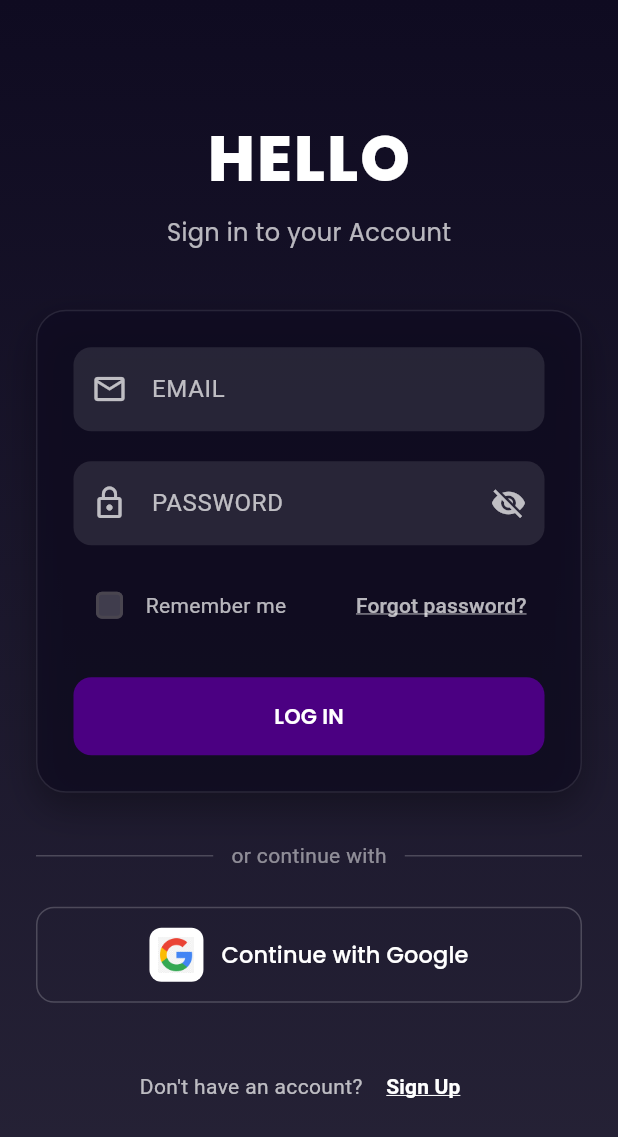
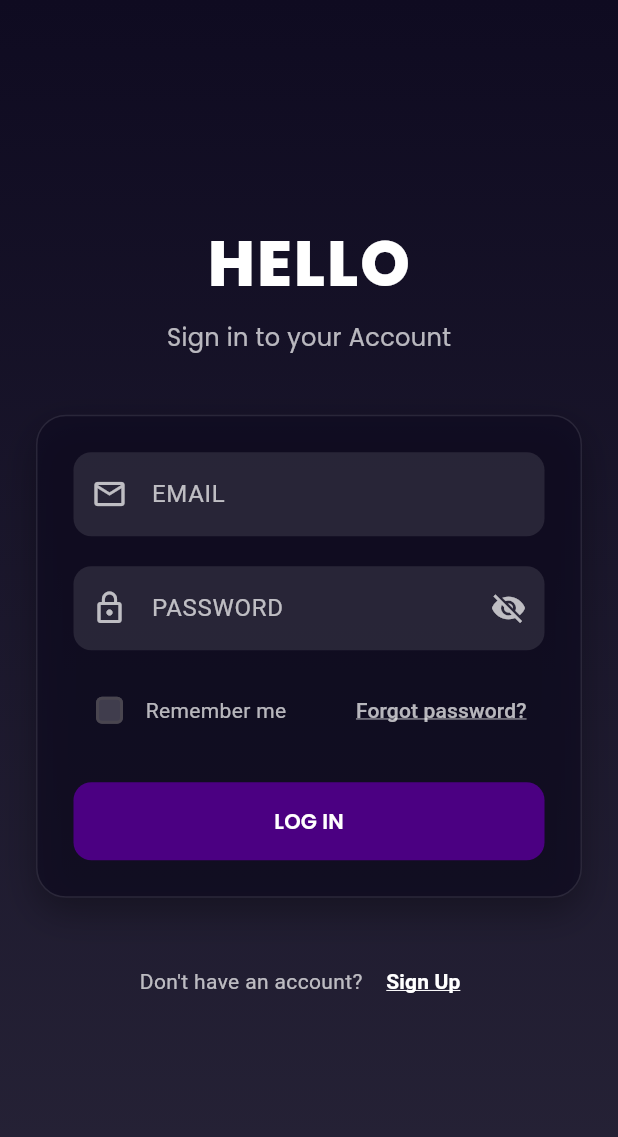
Before and after one commit to DarrelPineda/myfirstproject, a Flutter app: the screen it shows after launch, on a phone screen of 412 x 824 dp. Shown: the top 1137 px of the screen. Run offline on Flutter 3.47's test engine with Material 3 defaults, Android fonts, the phone set to English and light mode, and no system bars; our stand-ins replace cloud_firestore, firebase_auth, firebase_core, geolocator, google_fonts, shared_preferences; accounts and stored records are empty.

Commit message:
YChange something

```diff
--- a/lib/screens/login_screen.dart
+++ b/lib/screens/login_screen.dart
@@ -19,7 +19,7 @@ class _LoginScreenState extends State<LoginScreen> {
   bool obscurePassword = true;
   bool rememberMe = false;
   final Color velvetIndigo = const Color(0xFF4B0082);
-  final Color darkBackground = const Color(0xFF0F0B21); // Darker background
+  final Color darkBackground = const Color(0xFF0F0B21);
 
   @override
   void initState() {
@@ -67,7 +67,6 @@ class _LoginScreenState extends State<LoginScreen> {
             child: Column(
               mainAxisAlignment: MainAxisAlignment.center,
               children: [
-                // App Logo/Title
                 Text('HELLO',
                     style: GoogleFonts.poppins(
                       fontSize: 42,
@@ -82,8 +81,6 @@ class _LoginScreenState extends State<LoginScreen> {
                       color: Colors.white70,
                     )),
                 const SizedBox(height: 40),
-
-                // Login Card
                 Container(
                   width: double.infinity,
                   padding: const EdgeInsets.all(24),
@@ -104,7 +101,6 @@ class _LoginScreenState extends State<LoginScreen> {
                   ),
                   child: Column(
                     children: [
-                      // Email Field
                       TextField(
                         controller: emailController,
                         style: const TextStyle(color: Colors.white),
@@ -124,8 +120,6 @@ class _LoginScreenState extends State<LoginScreen> {
                         ),
                       ),
                       const SizedBox(height: 20),
-
-                      // Password Field
                       TextField(
                         controller: passwordController,
                         obscureText: obscurePassword,
@@ -146,7 +140,8 @@ class _LoginScreenState extends State<LoginScreen> {
                               obscurePassword
                                   ? Icons.visibility_off
                                   : Icons.visibility,
-                                color: Colors.white70),
+                              color: Colors.white70,
+                            ),
                             onPressed: () {
                               setState(() {
                                 obscurePassword = !obscurePassword;
@@ -158,8 +153,6 @@ class _LoginScreenState extends State<LoginScreen> {
                         ),
                       ),
                       const SizedBox(height: 16),
-
-                      // Remember Me & Forgot Password
                       Row(
                         mainAxisAlignment: MainAxisAlignment.spaceBetween,
                         children: [
@@ -179,7 +172,8 @@ class _LoginScreenState extends State<LoginScreen> {
                                       return velvetIndigo;
                                     }
                                     return Colors.white.withOpacity(0.2);
-                                }),
+                                  },
+                                ),
                                 checkColor: Colors.white,
                                 shape: RoundedRectangleBorder(
                                   borderRadius: BorderRadius.circular(4),
@@ -200,8 +194,6 @@ class _LoginScreenState extends State<LoginScreen> {
                         ],
                       ),
                       const SizedBox(height: 24),
-
-                      // Login Button
                       SizedBox(
                         width: double.infinity,
                         child: ElevatedButton(
@@ -245,87 +237,6 @@ class _LoginScreenState extends State<LoginScreen> {
                   ),
                 ),
                 const SizedBox(height: 32),
-
-                // Divider
-                Row(
-                  children: [
-                    Expanded(
-                      child: Divider(
-                        color: Colors.white.withOpacity(0.2),
-                        thickness: 1,
-                      ),
-                    ),
-                    Padding(
-                      padding: const EdgeInsets.symmetric(horizontal: 12),
-                      child: Text('or continue with',
-                          style:
-                              TextStyle(color: Colors.white.withOpacity(0.5))),
-                    ),
-                    Expanded(
-                      child: Divider(
-                        color: Colors.white.withOpacity(0.2),
-                        thickness: 1,
-                      ),
-                    ),
-                  ],
-                ),
-                const SizedBox(height: 24),
-
-                // Google Sign-In Button
-                SizedBox(
-                  width: double.infinity,
-                  child: OutlinedButton(
-                    onPressed: () async {
-                      try {
-                        final user = await AuthService.signInWithGoogle();
-                        if (user != null && mounted) {
-                          Navigator.pushReplacementNamed(context, '/home');
-                        }
-                      } catch (e) {
-                        if (!mounted) return;
-                        setState(() => error = 'Google sign-in failed!');
-                      }
-                    },
-                    style: OutlinedButton.styleFrom(
-                      backgroundColor: Colors.transparent,
-                      foregroundColor: Colors.white,
-                      padding: const EdgeInsets.symmetric(vertical: 14),
-                      shape: RoundedRectangleBorder(
-                        borderRadius: BorderRadius.circular(12),
-                      ),
-                      side: BorderSide(color: Colors.white.withOpacity(0.2)),
-                    ),
-                    child: Row(
-                      mainAxisAlignment: MainAxisAlignment.center,
-                      children: [
-                        Container(
-                          padding: const EdgeInsets.all(6),
-                          decoration: BoxDecoration(
-                            color: Colors.white,
-                            borderRadius: BorderRadius.circular(8),
-                          ),
-                          child: Image.asset(
-                            'assets/google_logo.png',
-                            height: 24,
-                            width: 24,
-                            fit: BoxFit.contain,
-                          ),
-                        ),
-                        const SizedBox(width: 12),
-                        Text(
-                          'Continue with Google',
-                          style: GoogleFonts.poppins(
-                            fontWeight: FontWeight.w500,
-                            fontSize: 15,
-                          ),
-                        ),
-                      ],
-                    ),
-                  ),
-                ),
-                const SizedBox(height: 32),
-
-                // Sign Up Prompt
                 Row(
                   mainAxisAlignment: MainAxisAlignment.center,
                   children: [
--- a/lib/services/auth_service.dart
+++ b/lib/services/auth_service.dart
@@ -1,5 +1,4 @@
 import 'package:firebase_auth/firebase_auth.dart';
-import 'package:google_sign_in/google_sign_in.dart';
 
 class AuthService {
   static final _auth = FirebaseAuth.instance;
@@ -16,19 +15,6 @@ class AuthService {
     return result.user;
   }
 
-  static Future<User?> signInWithGoogle() async {
-    final GoogleSignInAccount? googleUser = await GoogleSignIn().signIn();
-    if (googleUser == null) return null; // User canceled
-    final GoogleSignInAuthentication googleAuth =
-        await googleUser.authentication;
-    final credential = GoogleAuthProvider.credential(
-      accessToken: googleAuth.accessToken,
-      idToken: googleAuth.idToken,
-    );
-    final userCredential = await _auth.signInWithCredential(credential);
-    return userCredential.user;
-  }
-
   static Future<void> signOut() async {
     await _auth.signOut();
   }
--- a/pubspec.yaml
+++ b/pubspec.yaml
@@ -18,7 +18,7 @@ dependencies:
   intl: ^0.19.0
   google_fonts: ^6.2.1
   geolocator: ^11.0.0
-  google_sign_in: ^6.2.1
+
 
 
 dev_dependencies:
@@ -29,6 +29,5 @@ dev_dependencies:
 flutter:
   uses-material-design: true
   assets:
-    - assets/google_logo.png
     - assets/profile.png
     - assets/images/  # <-- This line tells Flutter to include all files inside assets/images/
```
Also changed, not shown: assets/assets/google_logo.png (deleted), pubspec.lock, 1 other file. Lines whose indentation alone changed are shown as unchanged.
